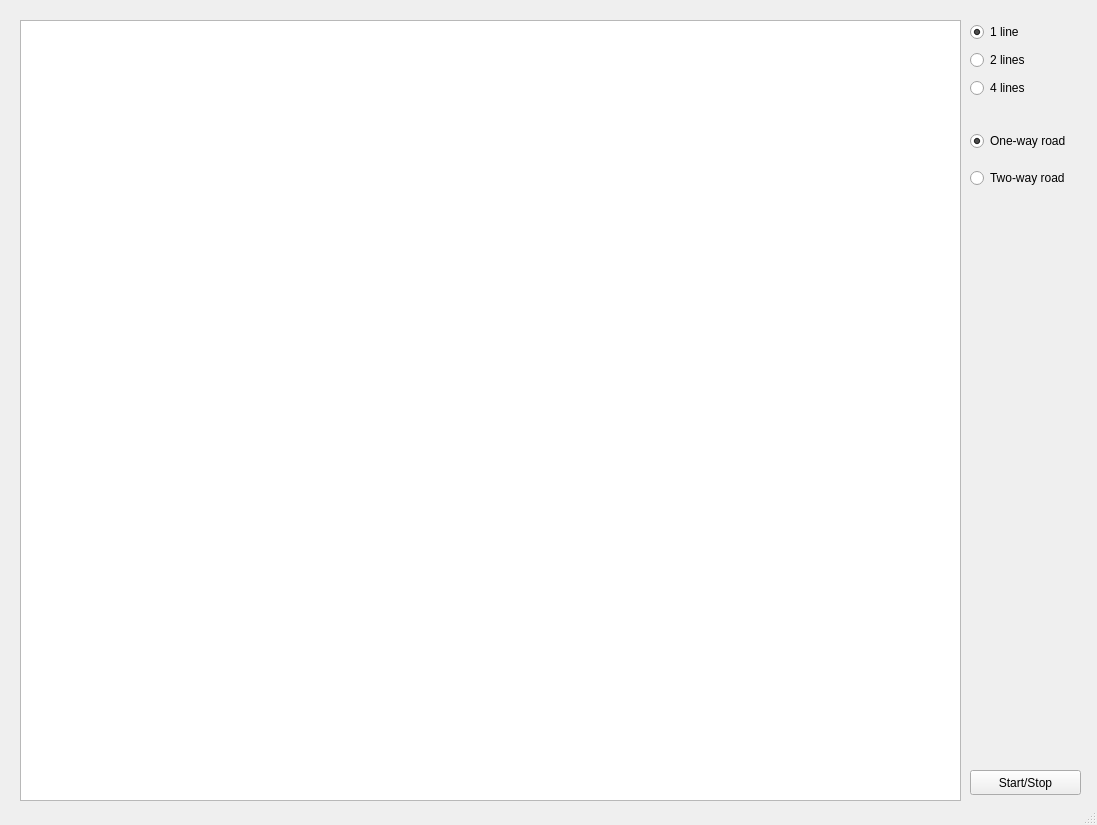
aonbel/Upshot, file mainwindow.ui: the form before one commit.
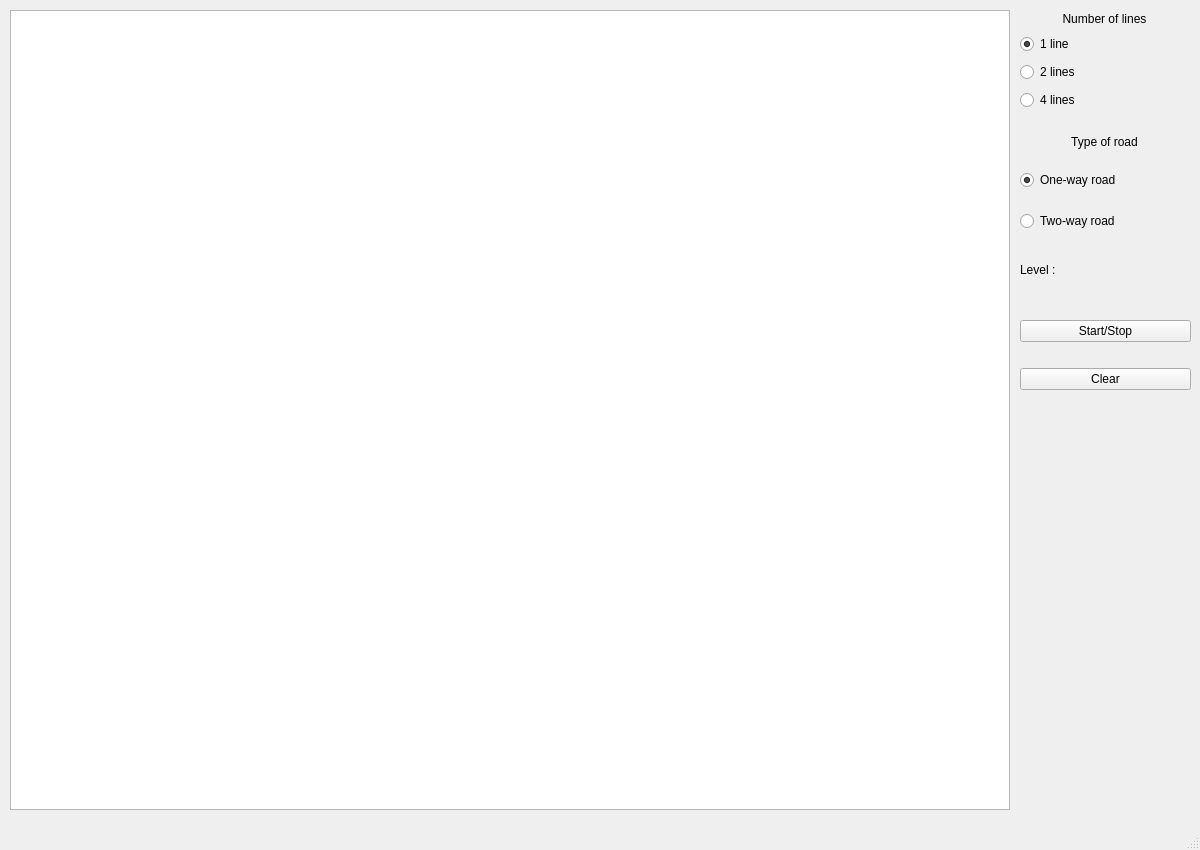
The form after the commit.

Patch:
```diff
--- a/mainwindow.ui
+++ b/mainwindow.ui
@@ -6,8 +6,8 @@
    <rect>
     <x>0</x>
     <y>0</y>
-    <width>1097</width>
-    <height>825</height>
+    <width>1200</width>
+    <height>850</height>
    </rect>
   </property>
   <property name="sizePolicy">
@@ -18,14 +18,14 @@
   </property>
   <property name="minimumSize">
    <size>
-    <width>1097</width>
-    <height>825</height>
+    <width>1200</width>
+    <height>850</height>
    </size>
   </property>
   <property name="maximumSize">
    <size>
-    <width>1097</width>
-    <height>825</height>
+    <width>1200</width>
+    <height>850</height>
    </size>
   </property>
   <property name="windowTitle">
@@ -35,10 +35,10 @@
    <widget class="QGraphicsView" name="mainScene">
     <property name="geometry">
      <rect>
-      <x>20</x>
-      <y>20</y>
-      <width>941</width>
-      <height>781</height>
+      <x>10</x>
+      <y>10</y>
+      <width>1000</width>
+      <height>800</height>
      </rect>
     </property>
     <property name="font">
@@ -46,30 +46,79 @@
       <family>URW Bookman [urw]</family>
      </font>
     </property>
+    <property name="sceneRect">
+     <rectf>
+      <x>0.000000000000000</x>
+      <y>0.000000000000000</y>
+      <width>990.000000000000000</width>
+      <height>790.000000000000000</height>
+     </rectf>
+    </property>
+    <property name="viewportUpdateMode">
+     <enum>QGraphicsView::FullViewportUpdate</enum>
+    </property>
    </widget>
-   <widget class="QPushButton" name="pushButton_Start_StopSim">
+   <widget class="QWidget" name="verticalLayoutWidget_3">
     <property name="geometry">
      <rect>
-      <x>970</x>
-      <y>770</y>
-      <width>111</width>
-      <height>25</height>
+      <x>1020</x>
+      <y>300</y>
+      <width>171</width>
+      <height>111</height>
      </rect>
     </property>
-    <property name="text">
-     <string>Start/Stop</string>
-    </property>
+    <layout class="QVBoxLayout" name="verticalLayout_Menu">
+     <item>
+      <widget class="QPushButton" name="pushButton_Start_StopSim">
+       <property name="text">
+        <string>Start/Stop</string>
+       </property>
+      </widget>
+     </item>
+     <item>
+      <widget class="QPushButton" name="pushButton_Clear">
+       <property name="text">
+        <string>Clear</string>
+       </property>
+      </widget>
+     </item>
+    </layout>
    </widget>
-   <widget class="QWidget" name="verticalLayoutWidget">
+   <widget class="QWidget" name="">
     <property name="geometry">
      <rect>
-      <x>970</x>
-      <y>20</y>
-      <width>121</width>
-      <height>83</height>
+      <x>1020</x>
+      <y>10</y>
+      <width>169</width>
+      <height>106</height>
      </rect>
     </property>
     <layout class="QVBoxLayout" name="LayoutWithNumberOfRoadLines">
+     <property name="sizeConstraint">
+      <enum>QLayout::SetDefaultConstraint</enum>
+     </property>
+     <item>
+      <widget class="QLabel" name="label_UserInfo_2">
+       <property name="sizePolicy">
+        <sizepolicy hsizetype="Minimum" vsizetype="Maximum">
+         <horstretch>0</horstretch>
+         <verstretch>0</verstretch>
+        </sizepolicy>
+       </property>
+       <property name="text">
+        <string>Number of lines</string>
+       </property>
+       <property name="textFormat">
+        <enum>Qt::PlainText</enum>
+       </property>
+       <property name="scaledContents">
+        <bool>false</bool>
+       </property>
+       <property name="alignment">
+        <set>Qt::AlignCenter</set>
+       </property>
+      </widget>
+     </item>
      <item>
       <widget class="QRadioButton" name="radioButton_1LineRoad">
        <property name="enabled">
@@ -105,16 +154,38 @@
      </item>
     </layout>
    </widget>
-   <widget class="QWidget" name="verticalLayoutWidget_2">
+   <widget class="QWidget" name="">
     <property name="geometry">
      <rect>
-      <x>970</x>
+      <x>1020</x>
       <y>120</y>
-      <width>121</width>
-      <height>81</height>
+      <width>169</width>
+      <height>126</height>
      </rect>
     </property>
     <layout class="QVBoxLayout" name="LayoutWithRoadTypes">
+     <item>
+      <widget class="QLabel" name="label_UserInfo_3">
+       <property name="sizePolicy">
+        <sizepolicy hsizetype="Minimum" vsizetype="Maximum">
+         <horstretch>0</horstretch>
+         <verstretch>0</verstretch>
+        </sizepolicy>
+       </property>
+       <property name="text">
+        <string>Type of road</string>
+       </property>
+       <property name="textFormat">
+        <enum>Qt::PlainText</enum>
+       </property>
+       <property name="scaledContents">
+        <bool>false</bool>
+       </property>
+       <property name="alignment">
+        <set>Qt::AlignCenter</set>
+       </property>
+      </widget>
+     </item>
      <item>
       <widget class="QRadioButton" name="radioButton_OneWayRoad">
        <property name="enabled">
@@ -140,6 +211,44 @@
      </item>
     </layout>
    </widget>
+   <widget class="QWidget" name="">
+    <property name="geometry">
+     <rect>
+      <x>1020</x>
+      <y>250</y>
+      <width>169</width>
+      <height>41</height>
+     </rect>
+    </property>
+    <layout class="QHBoxLayout" name="horizontalLayout_LevelInfo">
+     <item>
+      <widget class="QLabel" name="label_UserInfo">
+       <property name="sizePolicy">
+        <sizepolicy hsizetype="Minimum" vsizetype="Maximum">
+         <horstretch>0</horstretch>
+         <verstretch>0</verstretch>
+        </sizepolicy>
+       </property>
+       <property name="text">
+        <string>Level :</string>
+       </property>
+      </widget>
+     </item>
+     <item>
+      <widget class="QLabel" name="label_CurrentLevel">
+       <property name="sizePolicy">
+        <sizepolicy hsizetype="Minimum" vsizetype="Maximum">
+         <horstretch>0</horstretch>
+         <verstretch>0</verstretch>
+        </sizepolicy>
+       </property>
+       <property name="text">
+        <string/>
+       </property>
+      </widget>
+     </item>
+    </layout>
+   </widget>
   </widget>
   <widget class="QStatusBar" name="statusbar"/>
  </widget>
```
